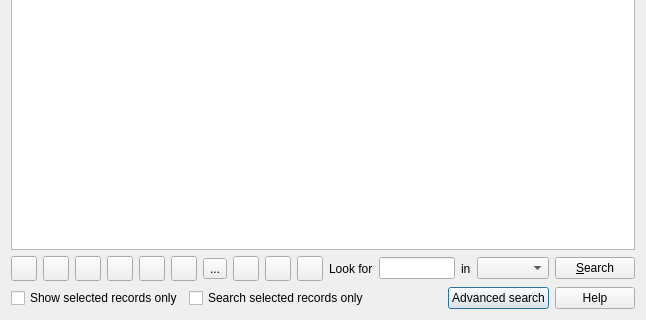
Old version of the form qgis/src/ui/qgsattributetabledialog.ui in the repository sourcepole/qgis; both pictures show x 0 to 646 and y 250 to 570 of the 646 by 570 pixel window.
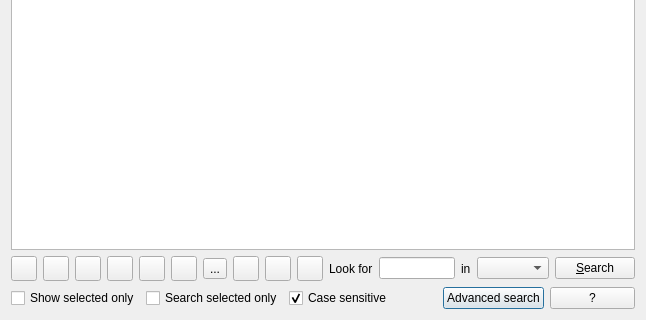
New version of the form. Icons and pictures are not drawn. Custom widgets are drawn as their Qt base class.

Commit message: Applied patch to close #25 - allow case insensitive search of attribute table

What changed in the file:
```diff
--- a/qgis/src/ui/qgsattributetabledialog.ui
+++ b/qgis/src/ui/qgsattributetabledialog.ui
@@ -26,14 +26,24 @@
      <item>
       <widget class="QCheckBox" name="cbxShowSelectedOnly">
        <property name="text">
-        <string>Show selected records only</string>
+        <string>Show selected only</string>
        </property>
       </widget>
      </item>
      <item>
       <widget class="QCheckBox" name="cbxSearchSelectedOnly">
        <property name="text">
-        <string>Search selected records only</string>
+        <string>Search selected only</string>
+       </property>
+      </widget>
+     </item>
+     <item>
+      <widget class="QCheckBox" name="cbxCaseSensitive">
+       <property name="text">
+        <string>Case sensitive</string>
+       </property>
+       <property name="checked">
+        <bool>true</bool>
        </property>
       </widget>
      </item>
@@ -68,8 +78,14 @@
      </item>
      <item>
       <widget class="QPushButton" name="mHelpButton">
+       <property name="minimumSize">
+        <size>
+         <width>85</width>
+         <height>0</height>
+        </size>
+       </property>
        <property name="text">
-        <string>Help</string>
+        <string>?</string>
        </property>
       </widget>
      </item>
```
The commit also changes 1 other file.
